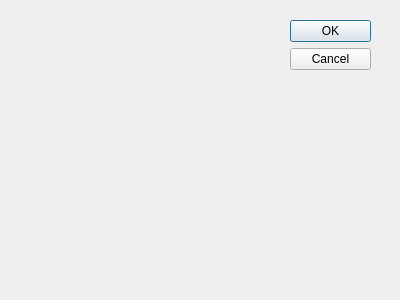
This is ui/QEDLab7Ui/task2qed.ui in JFomit/lab7 as Qt 5 draws it before an edit. The edited form follows.
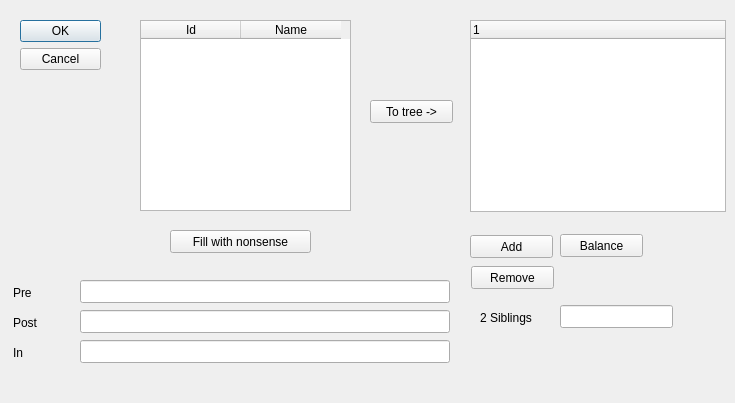
This is the edited form.

Diff of the .ui file:
```diff
--- a/ui/QEDLab7Ui/task2qed.ui
+++ b/ui/QEDLab7Ui/task2qed.ui
@@ -6,8 +6,8 @@
    <rect>
     <x>0</x>
     <y>0</y>
-    <width>400</width>
-    <height>300</height>
+    <width>735</width>
+    <height>403</height>
    </rect>
   </property>
   <property name="windowTitle">
@@ -16,7 +16,7 @@
   <widget class="QDialogButtonBox" name="buttonBox">
    <property name="geometry">
     <rect>
-     <x>290</x>
+     <x>20</x>
      <y>20</y>
      <width>81</width>
      <height>241</height>
@@ -29,6 +29,201 @@
     <set>QDialogButtonBox::StandardButton::Cancel|QDialogButtonBox::StandardButton::Ok</set>
    </property>
   </widget>
+  <widget class="QTableWidget" name="tableWidget">
+   <property name="geometry">
+    <rect>
+     <x>140</x>
+     <y>20</y>
+     <width>211</width>
+     <height>191</height>
+    </rect>
+   </property>
+   <property name="horizontalScrollBarPolicy">
+    <enum>Qt::ScrollBarPolicy::ScrollBarAlwaysOff</enum>
+   </property>
+   <column>
+    <property name="text">
+     <string>Id</string>
+    </property>
+   </column>
+   <column>
+    <property name="text">
+     <string>Name</string>
+    </property>
+   </column>
+  </widget>
+  <widget class="QTreeWidget" name="treeWidget">
+   <property name="geometry">
+    <rect>
+     <x>470</x>
+     <y>20</y>
+     <width>256</width>
+     <height>192</height>
+    </rect>
+   </property>
+   <column>
+    <property name="text">
+     <string notr="true">1</string>
+    </property>
+   </column>
+  </widget>
+  <widget class="QPushButton" name="nonsense">
+   <property name="geometry">
+    <rect>
+     <x>170</x>
+     <y>230</y>
+     <width>141</width>
+     <height>23</height>
+    </rect>
+   </property>
+   <property name="text">
+    <string>Fill with nonsense</string>
+   </property>
+  </widget>
+  <widget class="QPushButton" name="toTree">
+   <property name="geometry">
+    <rect>
+     <x>370</x>
+     <y>100</y>
+     <width>83</width>
+     <height>23</height>
+    </rect>
+   </property>
+   <property name="text">
+    <string>To tree -&gt;</string>
+   </property>
+  </widget>
+  <widget class="QPushButton" name="balance">
+   <property name="geometry">
+    <rect>
+     <x>560</x>
+     <y>234</y>
+     <width>83</width>
+     <height>23</height>
+    </rect>
+   </property>
+   <property name="text">
+    <string>Balance</string>
+   </property>
+  </widget>
+  <widget class="QPushButton" name="pushButton">
+   <property name="geometry">
+    <rect>
+     <x>470</x>
+     <y>235</y>
+     <width>83</width>
+     <height>23</height>
+    </rect>
+   </property>
+   <property name="text">
+    <string>Add</string>
+   </property>
+  </widget>
+  <widget class="QPushButton" name="pushButton_2">
+   <property name="geometry">
+    <rect>
+     <x>471</x>
+     <y>266</y>
+     <width>83</width>
+     <height>23</height>
+    </rect>
+   </property>
+   <property name="text">
+    <string>Remove</string>
+   </property>
+  </widget>
+  <widget class="QLineEdit" name="lineEdit">
+   <property name="geometry">
+    <rect>
+     <x>560</x>
+     <y>305</y>
+     <width>113</width>
+     <height>23</height>
+    </rect>
+   </property>
+  </widget>
+  <widget class="QLabel" name="label">
+   <property name="geometry">
+    <rect>
+     <x>480</x>
+     <y>310</y>
+     <width>70</width>
+     <height>15</height>
+    </rect>
+   </property>
+   <property name="text">
+    <string>2 Siblings</string>
+   </property>
+  </widget>
+  <widget class="QLabel" name="label_2">
+   <property name="geometry">
+    <rect>
+     <x>13</x>
+     <y>285</y>
+     <width>57</width>
+     <height>15</height>
+    </rect>
+   </property>
+   <property name="text">
+    <string>Pre</string>
+   </property>
+  </widget>
+  <widget class="QLineEdit" name="pre_line">
+   <property name="geometry">
+    <rect>
+     <x>80</x>
+     <y>280</y>
+     <width>370</width>
+     <height>23</height>
+    </rect>
+   </property>
+  </widget>
+  <widget class="QLabel" name="label_3">
+   <property name="geometry">
+    <rect>
+     <x>13</x>
+     <y>315</y>
+     <width>57</width>
+     <height>15</height>
+    </rect>
+   </property>
+   <property name="text">
+    <string>Post</string>
+   </property>
+  </widget>
+  <widget class="QLineEdit" name="post_line">
+   <property name="geometry">
+    <rect>
+     <x>80</x>
+     <y>310</y>
+     <width>370</width>
+     <height>23</height>
+    </rect>
+   </property>
+  </widget>
+  <widget class="QLabel" name="label_4">
+   <property name="geometry">
+    <rect>
+     <x>13</x>
+     <y>345</y>
+     <width>57</width>
+     <height>15</height>
+    </rect>
+   </property>
+   <property name="text">
+    <string>In</string>
+   </property>
+  </widget>
+  <widget class="QLineEdit" name="in_line">
+   <property name="geometry">
+    <rect>
+     <x>80</x>
+     <y>340</y>
+     <width>370</width>
+     <height>23</height>
+    </rect>
+   </property>
+  </widget>
  </widget>
  <resources/>
  <connections>
```
